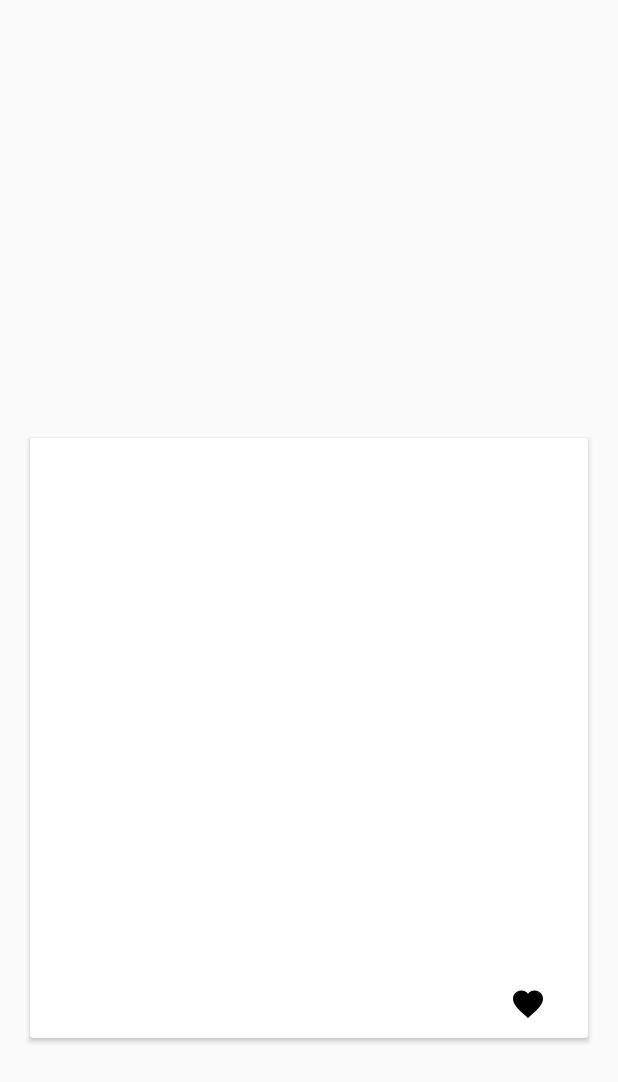
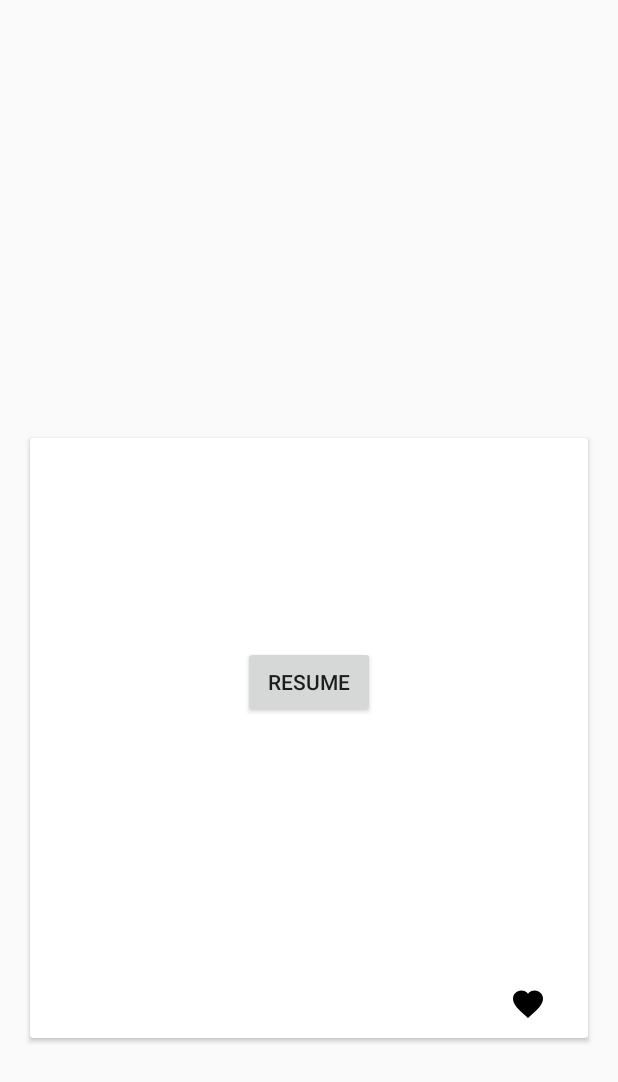
Before and after one commit to David-Prism/mobile_app_1, an Android app: the layout matches_fragment.xml on its own in the app's theme, with its tools: preview values and no code run, on a phone screen of 412 x 824 dp. Shown: the top 1082 px of the screen. Run offline under Robolectric (Android 15) with nearby library versions, the phone set to English and light mode, and no system bars.

Commit message:
assignment 8 init commit

```diff
--- a/app/build.gradle
+++ b/app/build.gradle
@@ -60,6 +60,7 @@ dependencies {
     implementation 'androidx.lifecycle:lifecycle-common-java8:2.2.0'
 
     def room_version = "2.2.5"
+    implementation 'com.google.code.gson:gson:2.8.5'
     implementation 'androidx.room:room-runtime:2.2.5'
     annotationProcessor 'androidx.room:room-compiler:2.2.5'
     androidTestImplementation 'androidx.room:room-testing:2.2.5'
--- a/app/src/main/res/layout/matches_fragment.xml
+++ b/app/src/main/res/layout/matches_fragment.xml
@@ -16,6 +16,26 @@
         android:layout_width="match_parent"
         android:layout_height="wrap_content"
         android:layout_marginTop="@dimen/matches_relativelayout_margin_top">
+
+        <TextView
+            android:id="@+id/latitudeValueNetwork"
+            android:layout_width="wrap_content"
+            android:layout_height="wrap_content" />
+
+        <TextView
+            android:id="@+id/longitudeValueNetwork"
+            android:layout_below="@+id/latitudeValueNetwork"
+            android:layout_width="wrap_content"
+            android:layout_height="wrap_content" />
+
+        <Button
+            android:id="@+id/locationControllerNetwork"
+            android:layout_width="wrap_content"
+            android:layout_height="wrap_content"
+            android:layout_centerHorizontal="true"
+            android:layout_below="@id/longitudeValueNetwork"
+            android:text="@string/resume"
+            android:onClick="toggleNetworkUpdates"/>
 
         <ImageView
             android:id="@+id/card_image"
```
Also changed, not shown: app/src/main/java/com/example/helloworld/MatchesFragment.java (+87 -1 lines), app/src/main/res/values/strings.xml (+8 -0 lines).
